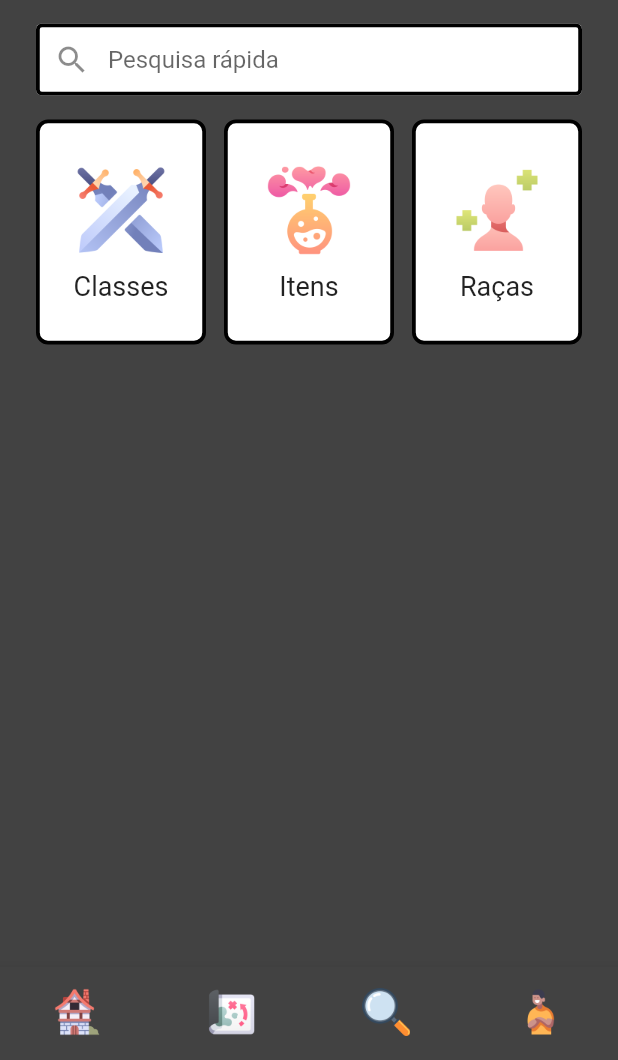
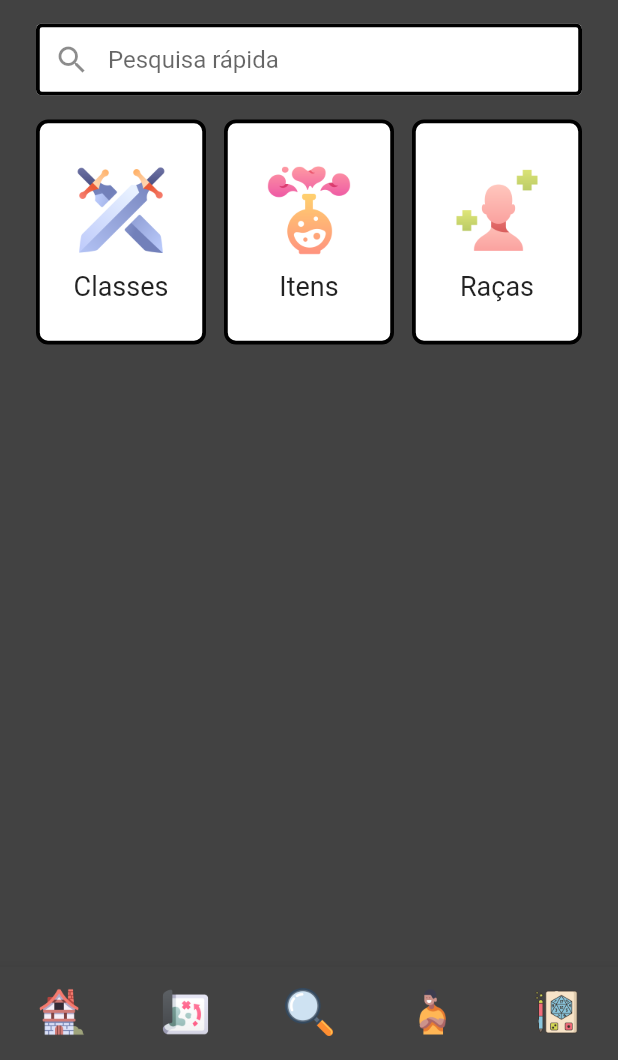
Before and after one commit to samuelcorocha/beholder_app, a Flutter app: the TelaDePesquisa screen opened directly, on a phone screen of 412 x 824 dp, the part 176-1236 px from its top. Run offline on Flutter 3.47's test engine with Material 2 defaults, Android fonts, the phone set to English and light mode, and no system bars; Roboto replaces fonts that are missing (Chivo).

Commit message:
arrumando arquivos

```diff
--- a/lib/screens/tela_de_pesquisa/tela_de_pesquisa.dart
+++ b/lib/screens/tela_de_pesquisa/tela_de_pesquisa.dart
@@ -1,9 +1,8 @@
 import 'package:beholder_companion/screens/profile/profile.dart';
-import 'package:beholder_companion/screens/tela_inicial/tela_inicial.dart';
 import 'package:flutter/material.dart';
-import 'package:beholder_companion/screens/tela_de_login/tela_de_login.dart';
 import 'package:beholder_companion/screens/tela_de_pesquisa/racas/tela_de_racas.dart';
-import 'package:beholder_companion/screens/tela_de_social/tela_de_social.dart';
+import 'classes/tela_de_classes.dart';
+import 'itens/tela_de_itens.dart';
 
 class TelaDePesquisa extends StatefulWidget {
   const TelaDePesquisa({Key? key}) : super(key: key);
@@ -100,6 +99,13 @@ class BarraDeNavegacao extends StatelessWidget {
               child: Image.asset("assets/barra_de_navegacao/icone_perfil.png"),
             ),
             label: ''),
+         BottomNavigationBarItem(
+            icon: Container(
+              height: 32,
+              color: null,
+              child: Image.asset("assets/barra_de_navegacao/icone_jogar.png"),
+            ),
+            label: '')
       ],
       currentIndex: 0,
       showSelectedLabels: false,
--- a/lib/screens/tela_de_social/tela_de_social.dart
+++ b/lib/screens/tela_de_social/tela_de_social.dart
@@ -135,7 +135,7 @@ class TelaDeSocial extends StatelessWidget{
               icon: Container(
                 height: 32,
                 color: null,
-                child: Image.asset("assets/barra_de_navegacao/icone-jogar.png"),
+                child: Image.asset("assets/barra_de_navegacao/icone_jogar.png"),
               ),
               label: ''
           ),
--- a/lib/screens/tela_inicial/tela_inicial.dart
+++ b/lib/screens/tela_inicial/tela_inicial.dart
@@ -121,7 +121,7 @@ class _SectionNavigatorState extends State<SectionNavigator>
               icon: Container(
                 height: 32,
                 color: null,
-                child: Image.asset("assets/barra_de_navegacao/icone-jogar.png"),
+                child: Image.asset("assets/barra_de_navegacao/icone_jogar.png"),
               ),
               label: ''
           ),
```
Also changed, not shown: assets/barra_de_navegacao/icone_jogar.png (renamed from assets/barra_de_navegacao/icone-jogar.png).
